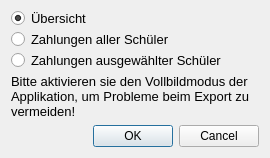
Above: export.ui from Snickers03/KlassenkassenManager before the change. Below: the same form after it.
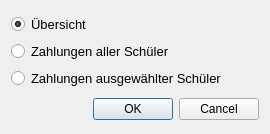
That is the form after the change.

Commit message: overwork of pdf export complete

The edit to the form file:
```diff
--- a/export.ui
+++ b/export.ui
@@ -7,7 +7,7 @@
     <x>0</x>
     <y>0</y>
     <width>270</width>
-    <height>158</height>
+    <height>134</height>
    </rect>
   </property>
   <property name="windowTitle">
@@ -57,21 +57,6 @@
      </item>
     </layout>
    </item>
-   <item>
-    <widget class="QLabel" name="warnLabel">
-     <property name="font">
-      <font>
-       <pointsize>10</pointsize>
-      </font>
-     </property>
-     <property name="text">
-      <string>Bitte aktivieren sie den Vollbildmodus der Applikation, um Probleme beim Export zu vermeiden!</string>
-     </property>
-     <property name="wordWrap">
-      <bool>true</bool>
-     </property>
-    </widget>
-   </item>
    <item>
     <widget class="QDialogButtonBox" name="buttonBox">
      <property name="orientation">
```
The commit also changes 4 other files.
